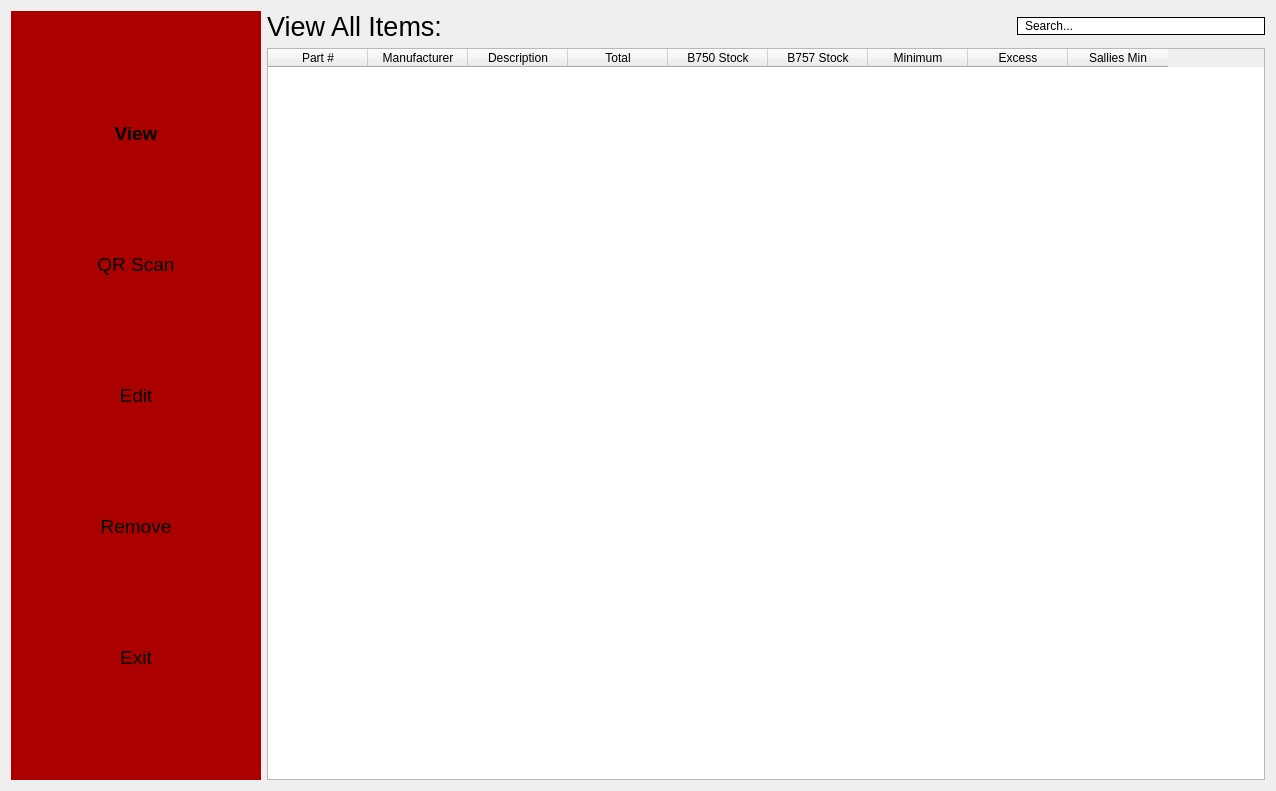
The window that ui/view.ui (pcdshub/stock-management) describes before a commit, drawn with Qt 5.
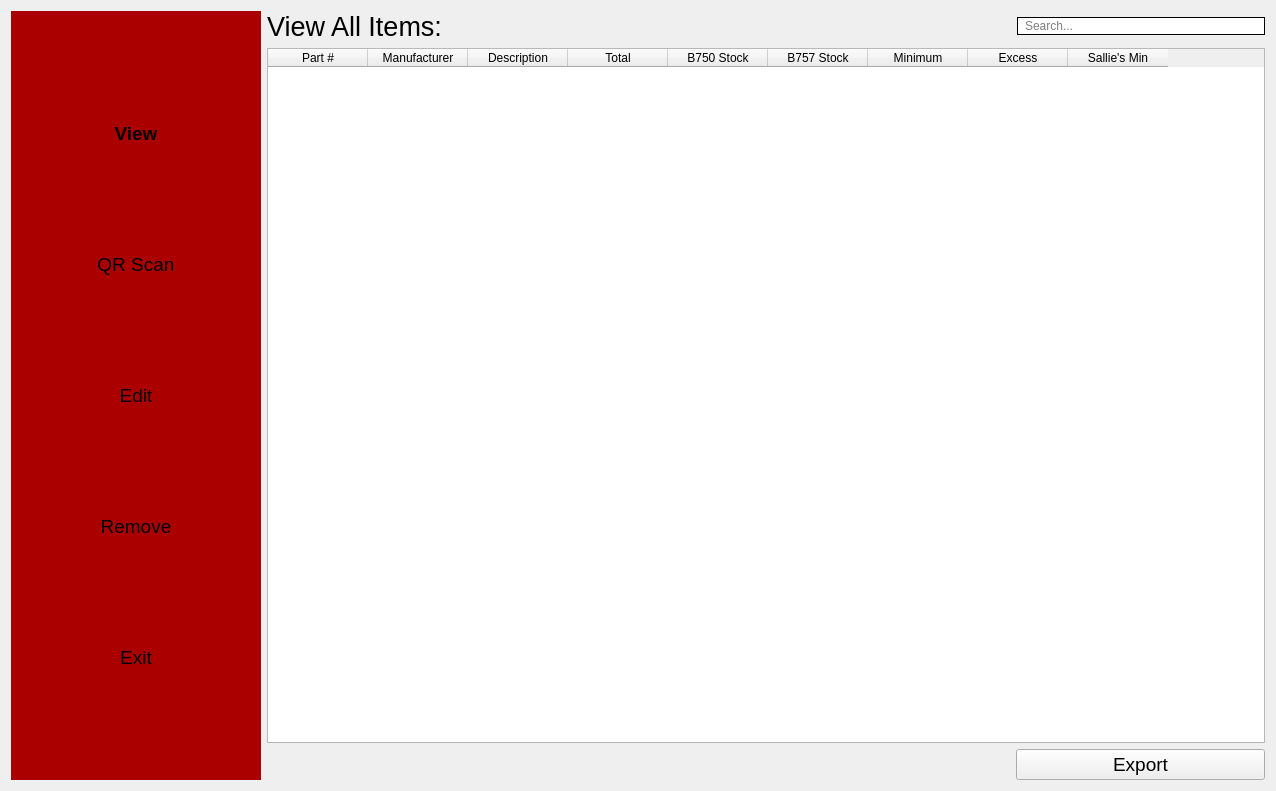
The same window after the commit.

```diff
--- a/ui/view.ui
+++ b/ui/view.ui
@@ -145,7 +145,7 @@
     </widget>
    </item>
    <item>
-    <layout class="QVBoxLayout" name="view_verticalLayout">
+    <layout class="QVBoxLayout" name="view_verticalLayout" stretch="0,0,0">
      <item>
       <layout class="QHBoxLayout" name="horizontalLayout" stretch="3,1">
        <property name="sizeConstraint">
@@ -177,6 +177,9 @@
            padding-left: 5%;</string>
          </property>
          <property name="text">
+          <string/>
+         </property>
+         <property name="placeholderText">
           <string>Search...</string>
          </property>
         </widget>
@@ -248,11 +251,46 @@
        </column>
        <column>
         <property name="text">
-         <string>Sallies Min</string>
+         <string>Sallie's Min</string>
         </property>
        </column>
       </widget>
      </item>
+     <item>
+      <layout class="QHBoxLayout" name="horizontalLayout_3" stretch="3,1">
+       <item>
+        <spacer name="horizontalSpacer">
+         <property name="orientation">
+          <enum>Qt::Horizontal</enum>
+         </property>
+         <property name="sizeHint" stdset="0">
+          <size>
+           <width>40</width>
+           <height>20</height>
+          </size>
+         </property>
+        </spacer>
+       </item>
+       <item>
+        <widget class="QPushButton" name="export_btn">
+         <property name="sizePolicy">
+          <sizepolicy hsizetype="Expanding" vsizetype="Fixed">
+           <horstretch>0</horstretch>
+           <verstretch>0</verstretch>
+          </sizepolicy>
+         </property>
+         <property name="font">
+          <font>
+           <pointsize>14</pointsize>
+          </font>
+         </property>
+         <property name="text">
+          <string>Export</string>
+         </property>
+        </widget>
+       </item>
+      </layout>
+     </item>
     </layout>
    </item>
   </layout>
```
Left out of the diff: 2 changed lines with no effect on the pictures.
